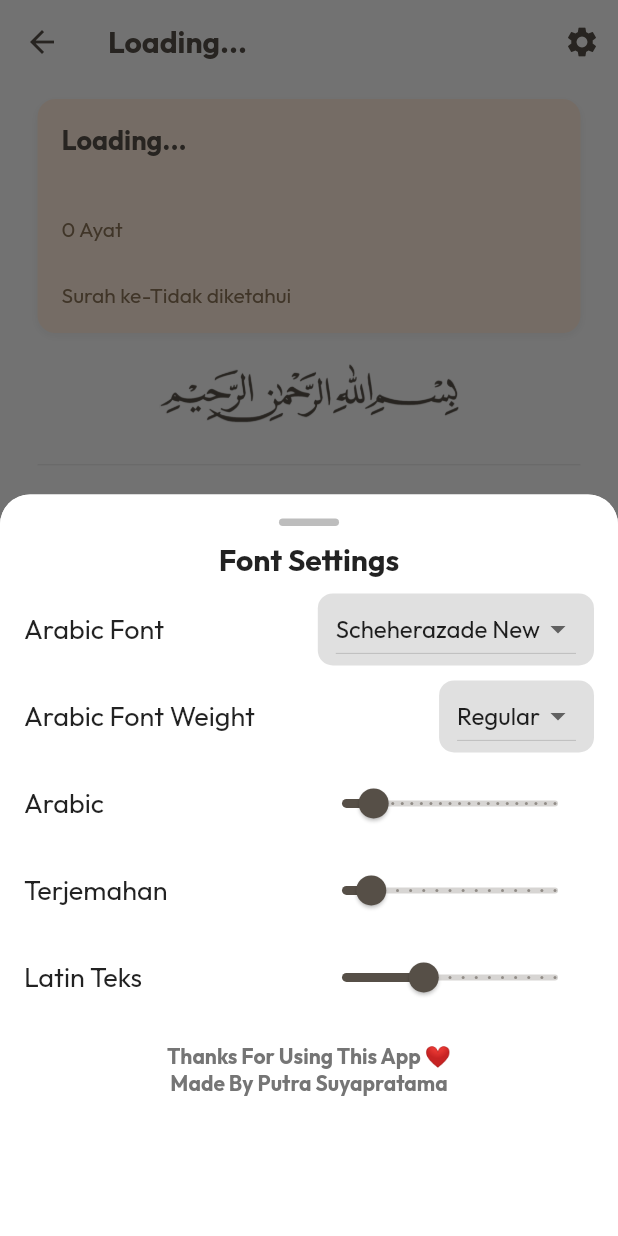
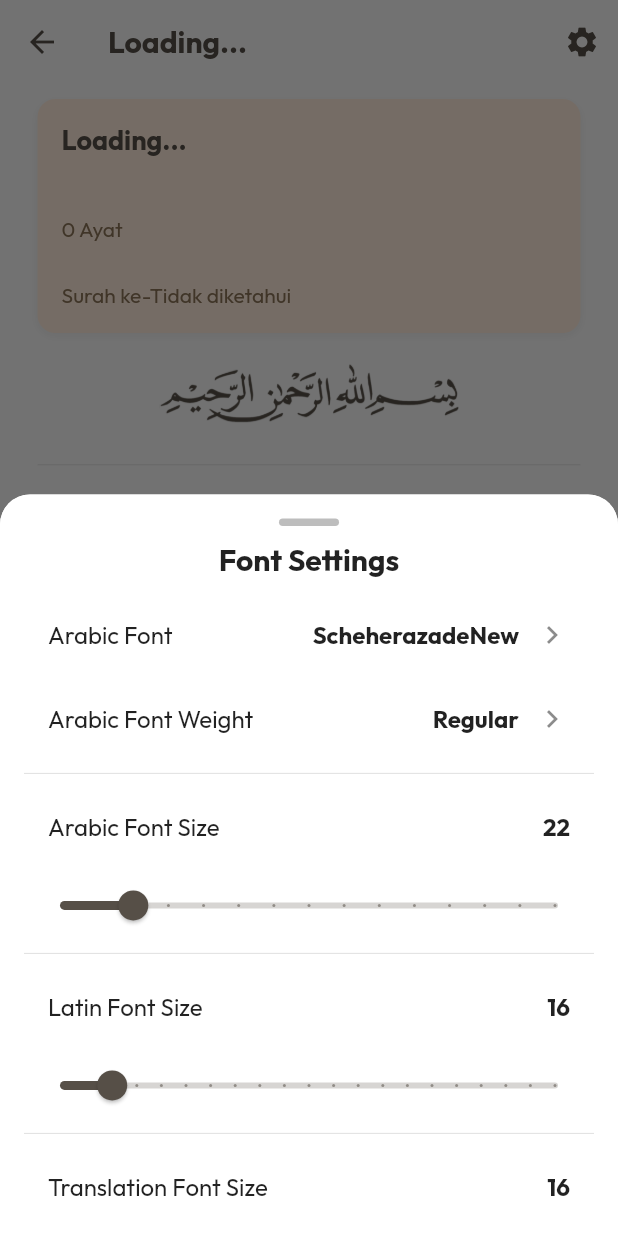
Before and after one commit to hmzahiqball/flutter-quran-v2, a Flutter app: the SurahPage screen opened by its route, after a tap on the "settings" icon, on a phone screen of 412 x 824 dp. Run offline on Flutter 3.47's test engine with Material 3 defaults, Android fonts, the phone set to English and light mode, and no system bars; drawn by our look-alikes of scrollable_positioned_list; our stand-ins replace audioplayers, dio, google_fonts, hijri, permission_handler, shared_preferences; missing offline and left inert: flutter_qiblah; accounts and stored records are empty; network calls fail; project files that could hold a hidden picture were left out.

Commit message:
update settings modal

```diff
--- a/lib/widget/SettingsModal_widget.dart
+++ b/lib/widget/SettingsModal_widget.dart
@@ -26,12 +26,14 @@ class _SettingsWidgetState extends State<SettingsWidget> {
   _loadSettings() async {
     final prefs = await SharedPreferences.getInstance();
     setState(() {
-      _arabicFontSize = (prefs.getInt('arabicFontSize') ?? 22);
-      _latinFontSize = (prefs.getInt('latinFontSize') ?? 22);
-      _translationFontSize = (prefs.getInt('translationFontSize') ?? 16);
-      _arabicFontFamily = (prefs.getString('arabicFontFamily') ?? 'ScheherazadeNew');
+      _arabicFontSize = prefs.getInt('arabicFontSize') ?? 22;
+      _latinFontSize = prefs.getInt('latinFontSize') ?? 16;
+      _translationFontSize = prefs.getInt('translationFontSize') ?? 16;
+      _arabicFontFamily =
+          (prefs.getString('arabicFontFamily') ?? 'ScheherazadeNew');
       String weightString = prefs.getString('arabicFontWeight') ?? 'normal';
-      _arabicFontWeight = (weightString == 'bold') ? FontWeight.bold : FontWeight.normal;
+      _arabicFontWeight =
+          (weightString == 'bold') ? FontWeight.bold : FontWeight.normal;
     });
   }
 
@@ -41,13 +43,145 @@ class _SettingsWidgetState extends State<SettingsWidget> {
     prefs.setInt('latinFontSize', _latinFontSize);
     prefs.setInt('translationFontSize', _translationFontSize);
     prefs.setString('arabicFontFamily', _arabicFontFamily);
-    String weightString = (_arabicFontWeight == FontWeight.bold) ? 'bold' : 'normal';
+    String weightString =
+        (_arabicFontWeight == FontWeight.bold) ? 'bold' : 'normal';
     await prefs.setString('arabicFontWeight', weightString);
+  }
+
+  _showFontSelection() {
+    showModalBottomSheet(
+      context: context,
+      builder: (context) {
+        final settings = Provider.of<SettingsProvider>(context);
+        return Container(
+          padding: const EdgeInsets.all(16),
+          child: Column(
+            mainAxisSize: MainAxisSize.min,
+            children: [
+              ListTile(
+                title: Text('Scheherazade New'),
+                selected: settings.arabicFontFamily == 'Scheherazade New',
+                onTap: () {
+                  settings.setArabicFontFamily('Scheherazade New');
+                  setState(() {
+                    _arabicFontFamily = 'Scheherazade New';
+                  });
+                  _saveSettings();
+                  Navigator.pop(context); // Tutup modal
+                },
+              ),
+              ListTile(
+                title: Text('Amiri Quran'),
+                selected: settings.arabicFontFamily == 'Amiri Quran',
+                onTap: () {
+                  settings.setArabicFontFamily('Amiri Quran');
+                  setState(() {
+                    _arabicFontFamily = 'Amiri Quran';
+                  });
+                  _saveSettings();
+                  Navigator.pop(context); // Tutup modal
+                },
+              ),
+              ListTile(
+                title: Text('Amiri'),
+                selected: settings.arabicFontFamily == 'Amiri',
+                onTap: () {
+                  settings.setArabicFontFamily('Amiri');
+                  setState(() {
+                    _arabicFontFamily = 'Amiri';
+                  });
+                  _saveSettings();
+                  Navigator.pop(context); // Tutup modal
+                },
+              ),
+              ListTile(
+                title: Text('Lateef'),
+                selected: settings.arabicFontFamily == 'Lateef',
+                onTap: () {
+                  settings.setArabicFontFamily('Lateef');
+                  setState(() {
+                    _arabicFontFamily = 'Lateef';
+                  });
+                  _saveSettings();
+                  Navigator.pop(context); // Tutup modal
+                },
+              ),
+              ListTile(
+                title: Text('Noto Naskh Arabic'),
+                selected: settings.arabicFontFamily == 'Noto Naskh Arabic',
+                onTap: () {
+                  settings.setArabicFontFamily('Noto Naskh Arabic');
+                  setState(() {
+                    _arabicFontFamily = 'Noto Naskh Arabic';
+                  });
+                  _saveSettings();
+                  Navigator.pop(context); // Tutup modal
+                },
+              ),
+              ListTile(
+                title: Text('Noto Nastaliq Urdu'),
+                selected: settings.arabicFontFamily == 'Noto Nastaliq Urdu',
+                onTap: () {
+                  settings.setArabicFontFamily('Noto Nastaliq Urdu');
+                  setState(() {
+                    _arabicFontFamily = 'Noto Nastaliq Urdu';
+                  });
+                  _saveSettings();
+                  Navigator.pop(context); // Tutup modal
+                },
+              ),
+            ],
+          ),
+        );
+      },
+    );
+  }
+
+  _showFontWeightSelection() {
+    showModalBottomSheet(
+      context: context,
+      builder: (context) {
+        final settings = Provider.of<SettingsProvider>(context);
+        return Container(
+          padding: const EdgeInsets.all(16),
+          child: Column(
+            mainAxisSize: MainAxisSize.min,
+            children: [
+              ListTile(
+                title: Text('Regular'),
+                selected: settings.arabicFontWeight == 'Regular',
+                onTap: () {
+                  settings.setArabicFontWeight(FontWeight.normal);
+                  setState(() {
+                    _arabicFontWeight = FontWeight.normal;
+                  });
+                  _saveSettings();
+                  Navigator.pop(context); // Tutup modal
+                },
+              ),
+              ListTile(
+                title: Text('Bold'),
+                selected: settings.arabicFontWeight == 'Bold',
+                onTap: () {
+                  settings.setArabicFontWeight(FontWeight.bold);
+                  setState(() {
+                    _arabicFontWeight = FontWeight.bold;
+                  });
+                  _saveSettings();
+                  Navigator.pop(context); // Tutup modal
+                },
+              ),
+            ],
+          ),
+        );
+      },
+    );
   }
 
   @override
   Widget build(BuildContext context) {
     final settings = Provider.of<SettingsProvider>(context);
+
     return Container(
       height: MediaQuery.of(context).size.height * 0.6,
       padding: const EdgeInsets.all(16),
@@ -55,6 +189,7 @@ class _SettingsWidgetState extends State<SettingsWidget> {
         color: Colors.white,
         borderRadius: const BorderRadius.vertical(top: Radius.circular(20)),
       ),
+      child: SingleChildScrollView(
         child: Column(
           children: [
             Center(
@@ -68,164 +203,164 @@ class _SettingsWidgetState extends State<SettingsWidget> {
                 ),
               ),
             ),
+            const Text(
+              'Font Settings',
+              style: TextStyle(fontSize: 20, fontWeight: FontWeight.bold),
+            ),
+            const SizedBox(height: 10),
+
+            // **Arabic Font Selection**
+            ListTile(
+              title: const Text('Arabic Font', style: TextStyle(fontSize: 16)),
+              trailing: Row(
+                mainAxisSize: MainAxisSize.min,
+                children: [
                   Text(
-            'Font Settings',
-            style: TextStyle(
-              fontSize: 20,
+                    _arabicFontFamily,
+                    style: const TextStyle(
+                      fontSize: 16,
                       fontWeight: FontWeight.bold,
                     ),
                   ),
-          const SizedBox(height: 10),
-          Row(
-            mainAxisAlignment: MainAxisAlignment.spaceBetween,
+                  const SizedBox(width: 10),
+                  const Icon(Icons.chevron_right),
+                ],
+              ),
+              onTap: _showFontSelection,
+            ),
+
+            ListTile(
+              title: const Text('Arabic Font Weight', style: TextStyle(fontSize: 16)),
+              trailing: Row(
+                mainAxisSize: MainAxisSize.min,
                 children: [
-              Text('Arabic Font', style: TextStyle(fontSize: 18)),
-              Container(
-                padding: const EdgeInsets.symmetric(horizontal: 12),
-                decoration: BoxDecoration(
-                  color: Colors.grey[300],
-                  borderRadius: BorderRadius.circular(10),
-                ),
-                child: DropdownButton<String>(
-                  value: settings.arabicFontFamily,
-                  items: [
-                    DropdownMenuItem(value: 'Scheherazade New', child: Text('Scheherazade New')),
-                    DropdownMenuItem(value: 'Amiri Quran', child: Text('Amiri Quran')),
-                    DropdownMenuItem(value: 'Amiri', child: Text('Amiri')),
-                    DropdownMenuItem(value: 'Lateef', child: Text('Lateef')),
-                    DropdownMenuItem(value: 'Noto Naskh Arabic', child: Text('Noto Naskh Arabic')),
-                    DropdownMenuItem(value: 'Noto Nastaliq Urdu', child: Text('Noto Nastaliq Urdu')),
-                  ],
-                  onChanged: (value) {
-                    if (value != null) {
-                      settings.setArabicFontFamily(value);
-                      setState(() {
-                        _arabicFontFamily = value;
-                      });
-                      _saveSettings();
-                    }
-                  },
+                  Text(
+                    _arabicFontWeight == FontWeight.bold ? 'Bold' : 'Regular',
+                    style: const TextStyle(
+                      fontSize: 16,
+                      fontWeight: FontWeight.bold,
                     ),
                   ),
+                  const SizedBox(width: 10),
+                  const Icon(Icons.chevron_right),
                 ],
               ),
-          const SizedBox(height: 10),
-          Row(
-            mainAxisAlignment: MainAxisAlignment.spaceBetween,
-            children: [
-              Text('Arabic Font Weight', style: TextStyle(fontSize: 18)),
-              Container(
-                padding: const EdgeInsets.symmetric(horizontal: 12),
-                decoration: BoxDecoration(
-                  color: Colors.grey[300],
-                  borderRadius: BorderRadius.circular(10),
+              onTap: _showFontWeightSelection,
             ),
-                child: DropdownButton<FontWeight>(
-                  value: settings.arabicFontWeight,
-                  items: [
-                    DropdownMenuItem(value: FontWeight.normal, child: Text('Regular')),
-                    DropdownMenuItem(value: FontWeight.bold, child: Text('Bold')),
-                  ],
-                  onChanged: (value) {
-                    if (value != null) {
-                      settings.setArabicFontWeight(value);
-                      setState(() {
-                        _arabicFontWeight = value;
-                      });
-                      _saveSettings();
-                    }
-                  },
+
+            const Divider(),
+
+            // **Arabic Font Size Slider**
+            ListTile(
+              title: const Text(
+                'Arabic Font Size',
+                style: TextStyle(fontSize: 16),
+              ),
+              trailing: Text(
+                '$_arabicFontSize',
+                style: const TextStyle(
+                  fontSize: 16,
+                  fontWeight: FontWeight.bold,
                 ),
               ),
-            ],
             ),
-          const SizedBox(height: 10),
-          Row(
-            mainAxisAlignment: MainAxisAlignment.spaceBetween,
-            children: [
-              Text('Arabic', style: TextStyle(fontSize: 18)),
             Slider(
               value: _arabicFontSize.toDouble(),
               min: 20,
               max: 34,
-                divisions: 22,
-                label: _arabicFontSize.round().toString(),
+              divisions: 14,
+              label: _arabicFontSize.toString(),
               onChanged: (value) {
                 settings.setArabicFontSize(value);
-                  setState(() {
-                    _arabicFontSize = value.round();
-                  });
+                setState(() => _arabicFontSize = value.round());
                 _saveSettings();
               },
             ),
-            ],
+
+            const Divider(),
+
+            // **Latin Font Size Slider**
+            ListTile(
+              title: const Text(
+                'Latin Font Size',
+                style: TextStyle(fontSize: 16),
               ),
-          const SizedBox(height: 10),
-          Row(
-            mainAxisAlignment: MainAxisAlignment.spaceBetween,
-            children: [
-              Text('Terjemahan', style: TextStyle(fontSize: 18)),
+              trailing: Text(
+                '$_latinFontSize',
+                style: const TextStyle(
+                  fontSize: 16,
+                  fontWeight: FontWeight.bold,
+                ),
+              ),
+            ),
+            Slider(
+              value: _latinFontSize.toDouble(),
+              min: 14,
+              max: 34,
+              divisions: 20,
+              label: _latinFontSize.toString(),
+              onChanged: (value) {
+                settings.setlatinFontSize(value);
+                setState(() => _latinFontSize = value.round());
+                _saveSettings();
+              },
+            ),
+
+            const Divider(),
+
+            // **Translation Font Size Slider**
+            ListTile(
+              title: const Text(
+                'Translation Font Size',
+                style: TextStyle(fontSize: 16),
+              ),
+              trailing: Text(
+                '$_translationFontSize',
+                style: const TextStyle(
+                  fontSize: 16,
+                  fontWeight: FontWeight.bold,
+                ),
+              ),
+            ),
             Slider(
               value: _translationFontSize.toDouble(),
               min: 14,
               max: 34,
-                divisions: 16,
-                label: _translationFontSize.round().toString(),
+              divisions: 20,
+              label: _translationFontSize.toString(),
               onChanged: (value) {
                 settings.setTranslationFontSize(value);
-                  setState(() {
-                    _translationFontSize = value.round();
-                  });
+                setState(() => _translationFontSize = value.round());
                 _saveSettings();
               },
             ),
-            ],
-          ),
-          const SizedBox(height: 10),
-          Row(
-            mainAxisAlignment: MainAxisAlignment.spaceBetween,
-            children: [
-              Text('Latin Teks', style: TextStyle(fontSize: 18)),
-              Slider(
-                value: _latinFontSize.toDouble(),
-                min: 14,
-                max: 34,
-                divisions: 16,
-                label: _latinFontSize.round().toString(),
-                onChanged: (value) {
-                  settings.setlatinFontSize(value);
-                  setState(() {
-                    _latinFontSize = value.round();
-                  });
-                  _saveSettings();
-                },
-              ),
-            ],
-          ),
-          const SizedBox(height: 20),
-          // Keterangan Copyright
+
+            const Divider(),
+
+            // **Copyright**
             Column(
               children: [
-              Text(
+                const Text(
                   "Thanks For Using This App ❤️",
                   style: TextStyle(
                     fontSize: 14,
                     fontWeight: FontWeight.bold,
-                  color: Colors.grey[600],
+                    color: Colors.grey,
                   ),
                 ),
-              Text(
+                const Text(
                   "Made By Putra Suyapratama",
                   style: TextStyle(
                     fontSize: 14,
                     fontWeight: FontWeight.bold,
-                  color: Colors.grey[600],
+                    color: Colors.grey,
                   ),
                 ),
               ],
             ),
           ],
         ),
+      ),
     );
   }
 }
```
Lines whose indentation alone changed are shown as unchanged.
